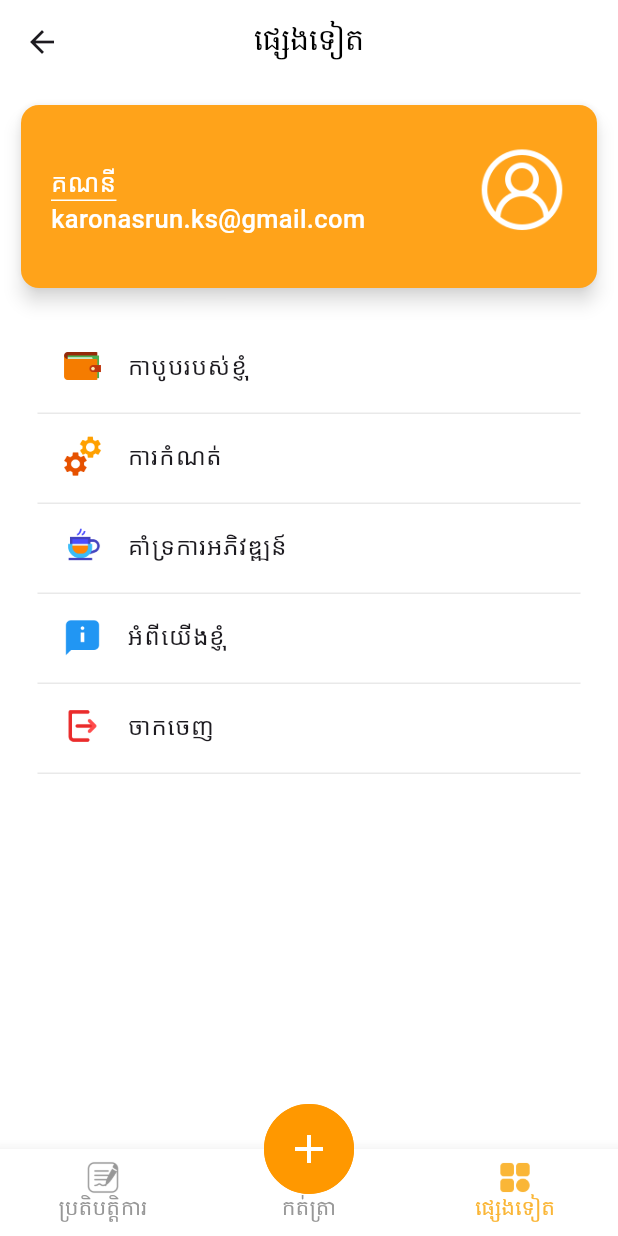
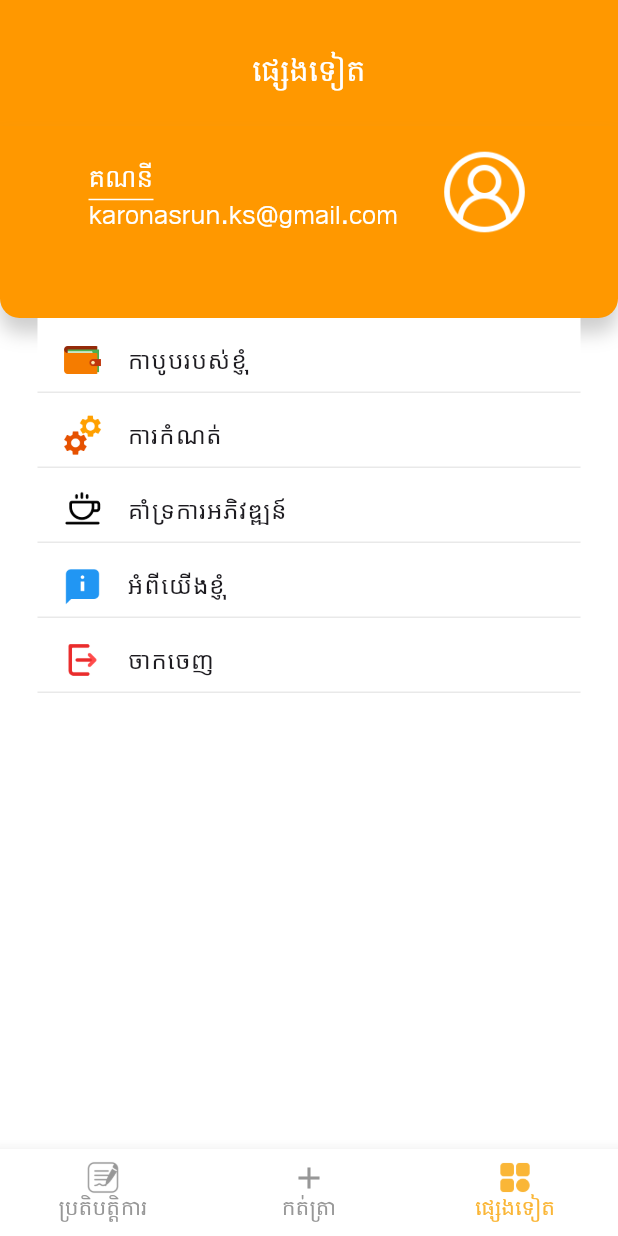
Before and after one commit to karona-srun/notes, a Flutter app: the MainScreen screen opened directly, item 3 of the bottom bar chosen, on a phone screen of 412 x 824 dp. Run offline on Flutter 3.47's test engine with Material 3 defaults, Android fonts, the light colour scheme and no system bars; our stand-ins replace cloud_firestore, firebase_auth, firebase_core, firebase_database, flutter_dash, google_sign_in and 4 more; missing offline and left inert: beautiful_alert_dialog, board_datetime_picker, datepicker_dropdown, decorated_dropdownbutton, khmer_date; accounts and stored records are empty; network calls fail.

Commit message:
#5-update-ui-profile-screen: donee

```diff
--- a/lib/screens/main_screen.dart
+++ b/lib/screens/main_screen.dart
@@ -45,33 +45,33 @@
           _tabs[_currentIndex],
         ]),
       ),
-      floatingActionButtonLocation: FloatingActionButtonLocation.centerDocked,
-      floatingActionButton: Visibility(
-        visible: !keyboardIsOpen,
-        child: Container(
-          margin: const EdgeInsets.only(top: 0),
-          width: 60,
-          height: 60,
-          child: FloatingActionButton(
-            backgroundColor: Colors.orange,
-            splashColor: Colors.orange,
-            onPressed: () {
-              setState(() {
-                _currentIndex = 1;
-              });
-            },
-            elevation: 0,
-            shape: RoundedRectangleBorder(
-                side: const BorderSide(width: 2, color: Colors.orange),
-                borderRadius: BorderRadius.circular(100)),
-            child: const Icon(
-              Icons.add,
-              color: Colors.white,
-              size: 32,
-            ),
-          ),
-        ),
-      ),
+      // floatingActionButtonLocation: FloatingActionButtonLocation.centerDocked,
+      // floatingActionButton: Visibility(
+      //   visible: !keyboardIsOpen,
+      //   child: Container(
+      //     margin: const EdgeInsets.only(top: 0),
+      //     width: 60,
+      //     height: 60,
+      //     child: FloatingActionButton(
+      //       backgroundColor: Colors.orange,
+      //       splashColor: Colors.orange,
+      //       onPressed: () {
+      //         setState(() {
+      //           _currentIndex = 1;
+      //         });
+      //       },
+      //       elevation: 0,
+      //       shape: RoundedRectangleBorder(
+      //           side: const BorderSide(width: 2, color: Colors.orange),
+      //           borderRadius: BorderRadius.circular(100)),
+      //       child: const Icon(
+      //         Icons.add,
+      //         color: Colors.white,
+      //         size: 32,
+      //       ),
+      //     ),
+      //   ),
+      // ),
       bottomNavigationBar: BottomNavigationBar(
         type: BottomNavigationBarType.fixed,
         fixedColor: AppColors.myColorActiveIcon,
--- a/lib/screens/profile_screen.dart
+++ b/lib/screens/profile_screen.dart
@@ -1,5 +1,7 @@
 import 'package:firebase_auth/firebase_auth.dart';
 import 'package:flutter/foundation.dart';
+import 'package:flutter/services.dart';
+import 'package:flutter/widgets.dart';
 import 'package:google_sign_in/google_sign_in.dart';
 
 import '../app_colors.dart';
@@ -34,56 +36,66 @@
   }
 
   @override
+  void initState() {
+    super.initState();
+  }
+
+  @override
   Widget build(BuildContext context) {
-    return Scaffold(
-      appBar: AppBar(
-        backgroundColor: AppColors.myColorTittle,
-        centerTitle: true,
-        scrolledUnderElevation: 0.0,
-        surfaceTintColor: Colors.transparent,
-        title: Text(
-          'ផ្សេងទៀត',
-          textAlign: TextAlign.center,
-          style: TextStyle(
-              fontFamily: 'Hanuman',
-              fontWeight: FontWeight.normal,
-              fontSize: 20,
-              color: AppColors.myColorBlack),
-        ),
-      ),
-      backgroundColor: AppColors.myColorBackground,
-      body: SingleChildScrollView(
+    return SingleChildScrollView(
       padding: const EdgeInsets.all(0),
-        child: Container(
-          width: MediaQuery.of(context).size.width,
-          alignment: Alignment.center,
-          padding: const EdgeInsets.all(10),
       child: Column(
-              mainAxisAlignment: MainAxisAlignment.start,
+        mainAxisSize: MainAxisSize.min,
         crossAxisAlignment: CrossAxisAlignment.start,
         children: [
           Container(
-                  margin: const EdgeInsets.all(0),
-                  height: 130,
+            color: Colors.orange,
+            padding: const EdgeInsets.only(top: 35, bottom: 20),
+            margin: const EdgeInsets.only(top: 0),
+            child: const Center(
+              child: Text(
+                "ផ្សេងទៀត",
+                textAlign: TextAlign.center,
+                style: TextStyle(
+                  fontSize: 20.0,
+                  fontFamily: 'Hanuman',
+                  fontWeight: FontWeight.normal,
+                  color: Colors.white,
+                ),
+              ),
+            ),
+          ),
+          Container(
+            decoration: BoxDecoration(
+              color: Colors.orange,
+              borderRadius: BorderRadius.only(
+                bottomLeft:
+                    Radius.circular(13.0), // Set bottom left corner radius
+                bottomRight:
+                    Radius.circular(13.0), // Set bottom right corner radius
+              ),
+boxShadow: [
+          BoxShadow(
+            color: Colors.grey.withOpacity(0.5), // Shadow color
+            spreadRadius: 0, // Spread radius
+            blurRadius: 10, // Blur radius
+            offset: Offset(0, 10), // Changes position of shadow
+          ),
+        ],
+            ),
             width: MediaQuery.of(context).size.width,
+            padding: const EdgeInsets.symmetric(horizontal: 35, vertical: 10),
             child: Card(
-                    elevation: 5,
-                    shadowColor: const Color.fromARGB(255, 245, 245, 245),
-                    surfaceTintColor: Colors.white,
+              elevation: 0,
               color: Colors.orange,
-                    child: Container(
-                      height: 40,
-                      width: 40,
-                      margin: const EdgeInsets.all(0),
-                      transformAlignment: Alignment.centerRight,
-                      child: Container(
+              surfaceTintColor: Colors.transparent,
               child: Row(
                 crossAxisAlignment: CrossAxisAlignment.center,
                 mainAxisAlignment: MainAxisAlignment.spaceBetween,
                 children: <Widget>[
                   Container(
                     padding: const EdgeInsets.only(
-                                  top: 5, left: 20, right: 10),
+                        top: 0, left: 20, right: 10, bottom: 30),
                     child: Column(
                       mainAxisAlignment: MainAxisAlignment.center,
                       crossAxisAlignment: CrossAxisAlignment.start,
@@ -97,6 +109,7 @@
                           child: const Text(
                             'គណនី',
                             style: TextStyle(
+                                fontFamily: 'Hanuman',
                                 color: Colors.white,
                                 fontSize: 17,
                                 fontWeight: FontWeight.w500),
@@ -108,6 +121,7 @@
                           style: TextStyle(
                               color: Colors.white,
                               fontSize: 17,
+                              fontFamily: 'Hanuman',
                               fontWeight: FontWeight.w500),
                         ),
                       ],
@@ -115,14 +129,13 @@
                   ),
                   Container(
                       alignment: Alignment.centerRight,
-                                margin: const EdgeInsets.only(
-                                    top: 1, bottom: 10, right: 20),
+                      margin:
+                          const EdgeInsets.only(top: 0, bottom: 40, right: 20),
                       height: 60,
                       width: 60,
                       decoration: const BoxDecoration(
                         image: DecorationImage(
-                                      image: AssetImage(
-                                          'assets/images/icon/user.png'),
+                            image: AssetImage('assets/images/icon/user.png'),
                             fit: BoxFit.cover),
                       ),
                       child: null),
@@ -130,24 +143,21 @@
               ),
             ),
           ),
-                  ),
-                ),
-                const SizedBox(
-                  height: 20,
-                ),
           Container(
-                  height: 70 * 6,
-                  margin: const EdgeInsets.symmetric(horizontal: 15),
+            height: 50 * 7,
+            margin: const EdgeInsets.symmetric(horizontal: 25),
             child: ListView(
               clipBehavior: Clip.antiAliasWithSaveLayer,
               physics: const NeverScrollableScrollPhysics(),
               children: <Widget>[
                 Container(
-                        height: 60,
+                  height: 50,
                   decoration: const BoxDecoration(
                     border: Border(
                       bottom: BorderSide(
-                                  color: Color.fromARGB(255, 233, 233, 233))),
+                        color: Color.fromARGB(255, 233, 233, 233),
+                      ),
+                    ),
                     color: Colors.white,
                   ),
                   child: ListTile(
@@ -161,7 +171,7 @@
                   ),
                 ),
                 Container(
-                        height: 60,
+                  height: 50,
                   decoration: const BoxDecoration(
                     border: Border(
                         bottom: BorderSide(
@@ -170,10 +180,8 @@
                   ),
                   child: ListTile(
                     title: const Text("ការកំណត់"),
-                          leading: Image.asset(
-                              "assets/images/icon/settings.png",
-                              height: 28,
-                              width: 28),
+                    leading: Image.asset("assets/images/icon/settings.png",
+                        height: 28, width: 28),
                     onTap: () {
                       Navigator.of(context).push(MaterialPageRoute(
                           builder: (context) => const SettingScreen()));
@@ -181,7 +189,7 @@
                   ),
                 ),
                 Container(
-                        height: 60,
+                  height: 50,
                   decoration: const BoxDecoration(
                     border: Border(
                         bottom: BorderSide(
@@ -199,7 +207,7 @@
                   ),
                 ),
                 Container(
-                        height: 60,
+                  height: 50,
                   decoration: const BoxDecoration(
                     border: Border(
                         bottom: BorderSide(
@@ -217,7 +225,7 @@
                   ),
                 ),
                 Container(
-                        height: 60,
+                  height: 50,
                   decoration: const BoxDecoration(
                     border: Border(
                         bottom: BorderSide(
@@ -244,8 +252,7 @@
             ),
           ),
           const SizedBox(height: 40),
-              ]),
-        ),
+        ],
       ),
     );
   }
--- a/pubspec.yaml
+++ b/pubspec.yaml
@@ -57,6 +57,7 @@
   beautiful_alert_dialog: ^0.0.7
   khmer_date: ^0.0.3
   datepicker_dropdown: ^0.1.0
+  sliding_sheet2: ^2.0.1
 
 dev_dependencies:
   flutter_test:
```
Also changed, not shown: lib/models/items.dart (deleted, +0 -24 lines), lib/models/notes.dart (deleted, +0 -18 lines), lib/screens/take_note_screen.dart (+68 -24 lines), lib/screens/transation_screen.dart (+4 -3 lines), lib/screens/update_transaction_screen.dart (added, +32 -0 lines), assets/images/icon/icons8-chart-100.png (added), assets/images/icon/support.png, assets/images/types/car.png (added), assets/images/types/home.png (added), assets/images/types/motorcycle.png (added), assets/images/types/other.png, pubspec.lock, 1 other file. Lines whose indentation alone changed are shown as unchanged.
